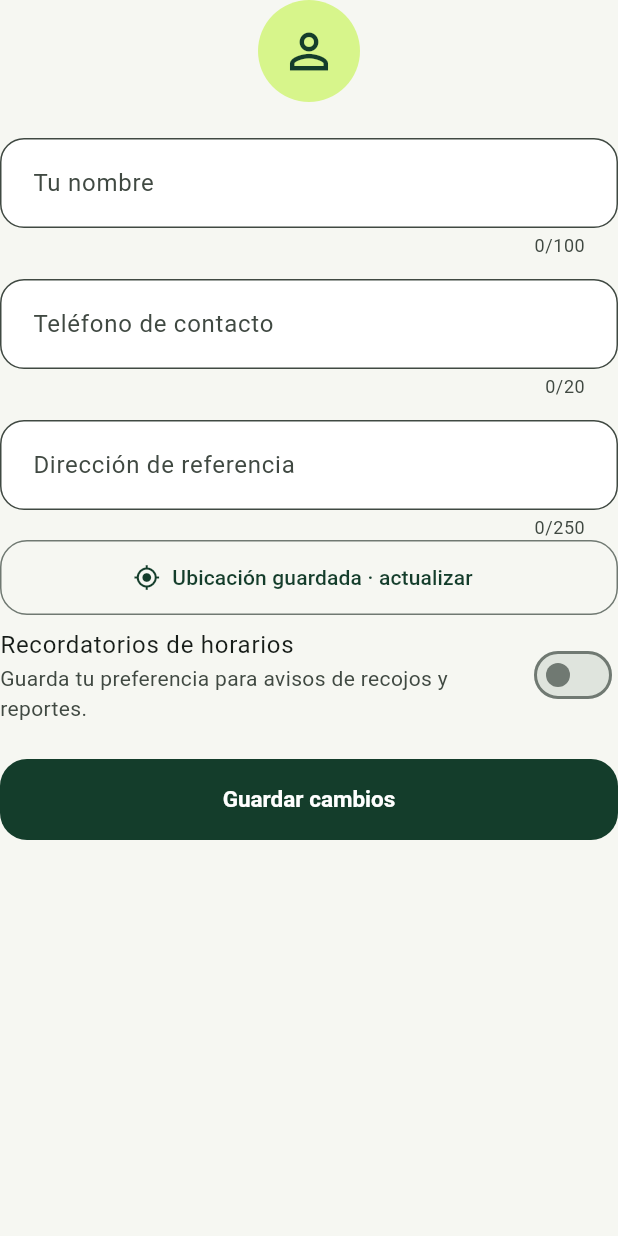
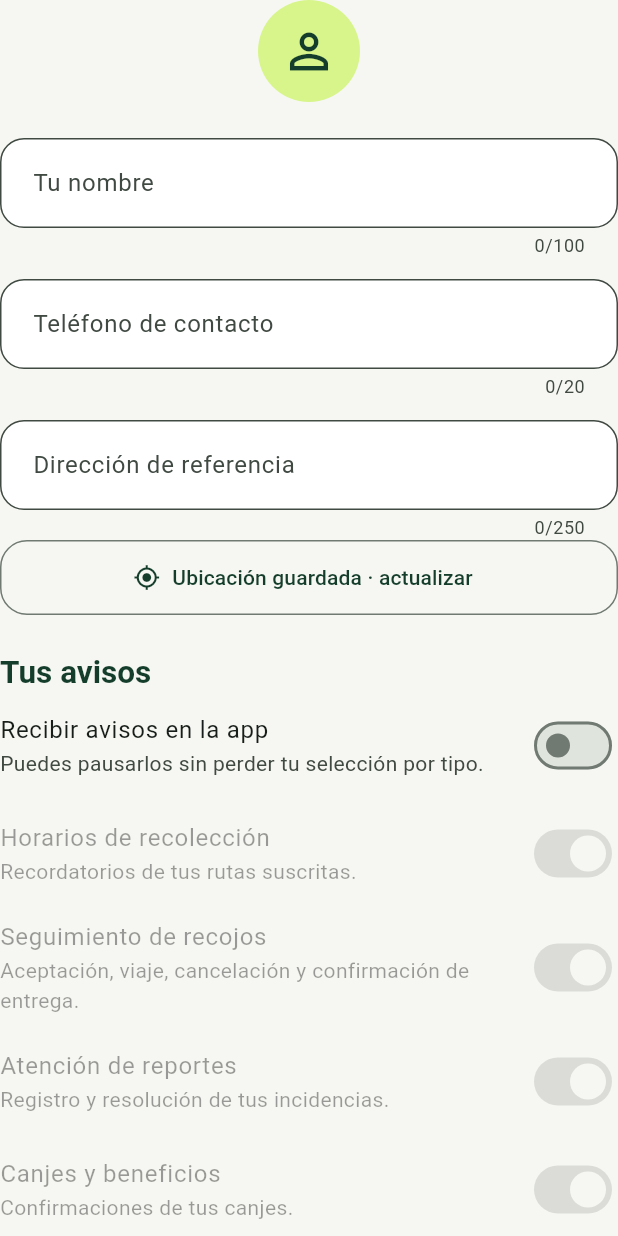
Before and after one commit to CarlosFloresDev/tracktrash-mobile, a Flutter app: the _ProfileForm widget shown alone on an empty page, opened directly with empty values, on a phone screen of 412 x 824 dp. Run offline on Flutter 3.47's test engine with Material 3 defaults, Android fonts, the phone set to English and light mode, and no system bars; our stand-ins replace dio, flutter_map, flutter_riverpod, flutter_secure_storage, geolocator, go_router and 3 more; accounts and stored records are empty.

Commit message:
feat(ui): elegir tipos de avisos y guardar la anticipación de cada ruta

```diff
--- a/lib/features/community/domain/community_models.dart
+++ b/lib/features/community/domain/community_models.dart
@@ -60,6 +60,41 @@ class CommunityMap {
 }
 
 @immutable
+class NotificationPreferences {
+  const NotificationPreferences({
+    this.schedules = true,
+    this.pickups = true,
+    this.issues = true,
+    this.rewards = true,
+  });
+  final bool schedules, pickups, issues, rewards;
+  NotificationPreferences copyWith({
+    bool? schedules,
+    bool? pickups,
+    bool? issues,
+    bool? rewards,
+  }) => NotificationPreferences(
+    schedules: schedules ?? this.schedules,
+    pickups: pickups ?? this.pickups,
+    issues: issues ?? this.issues,
+    rewards: rewards ?? this.rewards,
+  );
+  factory NotificationPreferences.fromJson(Map<String, dynamic> j) =>
+      NotificationPreferences(
+        schedules: j['horarios'] as bool? ?? true,
+        pickups: j['recojos'] as bool? ?? true,
+        issues: j['incidencias'] as bool? ?? true,
+        rewards: j['recompensas'] as bool? ?? true,
+      );
+  Map<String, dynamic> toJson() => {
+    'horarios': schedules,
+    'recojos': pickups,
+    'incidencias': issues,
+    'recompensas': rewards,
+  };
+}
+
+@immutable
 class CommunityProfile {
   const CommunityProfile({
     required this.name,
@@ -70,11 +105,13 @@ class CommunityProfile {
     this.lng,
     this.streak = 0,
     this.bestStreak = 0,
+    this.notificationPreferences = const NotificationPreferences(),
   });
   final String name, phone, address;
   final bool alerts;
   final double? lat, lng;
   final int streak, bestStreak;
+  final NotificationPreferences notificationPreferences;
   factory CommunityProfile.fromJson(Map<String, dynamic> j) => CommunityProfile(
     name: j['nombre'] as String,
     phone: j['telefono'] as String,
@@ -84,6 +121,9 @@ class CommunityProfile {
     lng: (j['longitud'] as num?)?.toDouble(),
     streak: j['rachaActual'] as int? ?? 0,
     bestStreak: j['rachaMaxima'] as int? ?? 0,
+    notificationPreferences: NotificationPreferences.fromJson(
+      j['preferenciasAvisos'] as Map<String, dynamic>? ?? {},
+    ),
   );
   Map<String, dynamic> toJson() => {
     'nombre': name,
@@ -92,7 +132,34 @@ class CommunityProfile {
     'recibirAvisos': alerts,
     'latitud': lat,
     'longitud': lng,
+    'preferenciasAvisos': notificationPreferences.toJson(),
   };
+}
+
+@immutable
+class RouteSchedule {
+  const RouteSchedule({
+    required this.id,
+    required this.name,
+    required this.zone,
+    required this.nextPass,
+    required this.demo,
+    required this.subscribed,
+    this.minutesBefore,
+  });
+  final String id, name, zone;
+  final DateTime nextPass;
+  final bool demo, subscribed;
+  final int? minutesBefore;
+  factory RouteSchedule.fromJson(Map<String, dynamic> j) => RouteSchedule(
+    id: j['id'] as String,
+    name: j['nombre'] as String,
+    zone: j['zona'] as String,
+    nextPass: DateTime.parse(j['proximoPaso'] as String).toLocal(),
+    demo: j['demostracion'] as bool,
+    subscribed: j['suscrito'] as bool,
+    minutesBefore: j['minutosAntes'] as int?,
+  );
 }
 
 @immutable
--- a/lib/features/community/presentation/community_actions.dart
+++ b/lib/features/community/presentation/community_actions.dart
@@ -7,8 +7,8 @@ class CommunityActions extends ChangeNotifier {
   Future<bool> reportLevel(String id, int percentage) =>
       _run(() => _repo.reportLevel(id, percentage));
   Future<List<Map<String, dynamic>>> history(String id) => _repo.history(id);
-  Future<bool> subscribe(String id, bool enabled) =>
-      _run(() => _repo.subscribe(id, enabled));
+  Future<bool> subscribe(String id, bool enabled, {int minutesBefore = 20}) =>
+      _run(() => _repo.subscribe(id, enabled, minutesBefore: minutesBefore));
   Future<bool> reportPass(String id) => _run(() => _repo.reportPass(id));
   CommunityActions(this._repo, this._onChanged);
   final CommunityRepository _repo;
--- /dev/null
+++ b/lib/features/community/presentation/notification_preferences_fields.dart
@@ -0,0 +1,83 @@
+import 'package:flutter/material.dart';
+import '../domain/community_models.dart';
+
+class NotificationPreferencesFields extends StatelessWidget {
+  const NotificationPreferencesFields({
+    super.key,
+    required this.enabled,
+    required this.preferences,
+    required this.onEnabledChanged,
+    required this.onPreferencesChanged,
+    this.busy = false,
+  });
+  final bool enabled, busy;
+  final NotificationPreferences preferences;
+  final ValueChanged<bool> onEnabledChanged;
+  final ValueChanged<NotificationPreferences> onPreferencesChanged;
+
+  @override
+  Widget build(BuildContext context) => Column(
+    crossAxisAlignment: CrossAxisAlignment.stretch,
+    children: [
+      const SizedBox(height: 24),
+      Text('Tus avisos', style: Theme.of(context).textTheme.titleLarge),
+      SwitchListTile(
+        key: const Key('notice-master'),
+        contentPadding: EdgeInsets.zero,
+        title: const Text('Recibir avisos en la app'),
+        subtitle: const Text(
+          'Puedes pausarlos sin perder tu selección por tipo.',
+        ),
+        value: enabled,
+        onChanged: busy ? null : onEnabledChanged,
+      ),
+      _toggle(
+        'notice-schedules',
+        'Horarios de recolección',
+        'Recordatorios de tus rutas suscritas.',
+        preferences.schedules,
+        (v) => preferences.copyWith(schedules: v),
+      ),
+      _toggle(
+        'notice-pickups',
+        'Seguimiento de recojos',
+        'Aceptación, viaje, cancelación y confirmación de entrega.',
+        preferences.pickups,
+        (v) => preferences.copyWith(pickups: v),
+      ),
+      _toggle(
+        'notice-issues',
+        'Atención de reportes',
+        'Registro y resolución de tus incidencias.',
+        preferences.issues,
+        (v) => preferences.copyWith(issues: v),
+      ),
+      _toggle(
+        'notice-rewards',
+        'Canjes y beneficios',
+        'Confirmaciones de tus canjes.',
+        preferences.rewards,
+        (v) => preferences.copyWith(rewards: v),
+      ),
+      const Text(
+        'Guarda los cambios para aplicarlos a nuevos avisos. Tu historial, puntos y operaciones se conservan. Estos avisos aparecen dentro de TrackTrash.',
+        style: TextStyle(fontSize: 12),
+      ),
+    ],
+  );
+
+  Widget _toggle(
+    String key,
+    String title,
+    String detail,
+    bool value,
+    NotificationPreferences Function(bool) update,
+  ) => SwitchListTile(
+    key: Key(key),
+    contentPadding: EdgeInsets.zero,
+    title: Text(title),
+    subtitle: Text(detail),
+    value: value,
+    onChanged: busy || !enabled ? null : (v) => onPreferencesChanged(update(v)),
+  );
+}
--- a/lib/features/community/presentation/profile_page.dart
+++ b/lib/features/community/presentation/profile_page.dart
@@ -6,6 +6,7 @@ import '../../../ui/eco_design.dart';
 import '../../../ui/async_content.dart';
 import '../domain/community_models.dart';
 import 'community_providers.dart';
+import 'notification_preferences_fields.dart';
 
 class ProfilePage extends ConsumerWidget {
   const ProfilePage({super.key});
@@ -48,6 +49,7 @@ class _ProfileFormState extends ConsumerState<_ProfileForm> {
   final _form = GlobalKey<FormState>();
   late final TextEditingController _name, _phone, _address;
   late bool _alerts;
+  late NotificationPreferences _preferences;
   double? _lat, _lng;
   @override
   void initState() {
@@ -56,6 +58,7 @@ class _ProfileFormState extends ConsumerState<_ProfileForm> {
     _phone = TextEditingController(text: widget.profile.phone);
     _address = TextEditingController(text: widget.profile.address);
     _alerts = widget.profile.alerts;
+    _preferences = widget.profile.notificationPreferences;
     _lat = widget.profile.lat;
     _lng = widget.profile.lng;
   }
@@ -118,14 +121,12 @@ class _ProfileFormState extends ConsumerState<_ProfileForm> {
                   : 'Ubicación guardada · actualizar',
             ),
           ),
-          SwitchListTile(
-            contentPadding: EdgeInsets.zero,
-            title: const Text('Recordatorios de horarios'),
-            subtitle: const Text(
-              'Guarda tu preferencia para avisos de recojos y reportes.',
-            ),
-            value: _alerts,
-            onChanged: actions.busy ? null : (v) => setState(() => _alerts = v),
+          NotificationPreferencesFields(
+            enabled: _alerts,
+            preferences: _preferences,
+            busy: actions.busy,
+            onEnabledChanged: (v) => setState(() => _alerts = v),
+            onPreferencesChanged: (v) => setState(() => _preferences = v),
           ),
           if (actions.error != null)
             Text(
@@ -144,6 +145,7 @@ class _ProfileFormState extends ConsumerState<_ProfileForm> {
                         phone: _phone.text.trim(),
                         address: _address.text.trim(),
                         alerts: _alerts,
+                        notificationPreferences: _preferences,
                         lat: _lat,
                         lng: _lng,
                       ),
```
Also changed, not shown: lib/features/community/data/community_repository.dart (+7 -5 lines), lib/features/community/presentation/routes_page.dart (+99 -40 lines).
